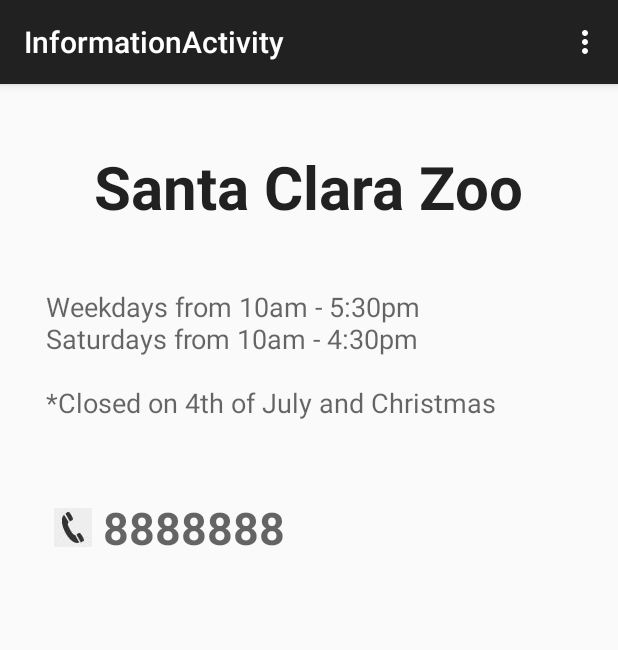
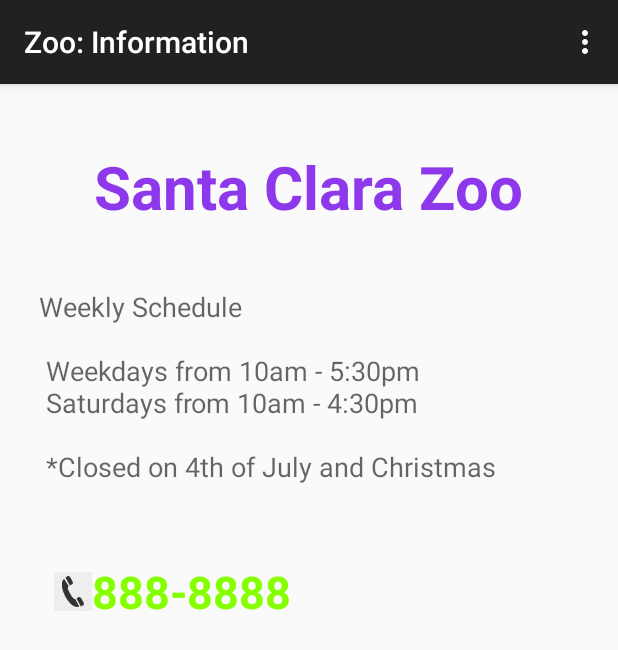
Before and after one commit to ngaini/ZooDirectory, an Android app: the InformationActivity screen opened directly, with no data from a screen before it, on a phone screen of 412 x 824 dp. Shown: the top 650 px of the screen. Run offline under Robolectric (Android 15) with nearby library versions, the phone set to English and light mode, and no system bars.

Commit message:
minor tweaks *language compatibiity option *gave string id

```diff
--- a/app/src/main/AndroidManifest.xml
+++ b/app/src/main/AndroidManifest.xml
@@ -6,7 +6,7 @@
 
     <application
         android:allowBackup="true"
-        android:icon="@drawable/ic_launcher"
+        android:icon="@drawable/zoo_icon"
         android:label="@string/app_name"
         android:theme="@style/AppTheme" >
         <activity
--- a/app/src/main/res/layout/activity_information.xml
+++ b/app/src/main/res/layout/activity_information.xml
@@ -1,6 +1,13 @@
-<LinearLayout xmlns:android="http://schemas.android.com/apk/res/android"
-    xmlns:tools="http://schemas.android.com/tools" android:layout_width="match_parent"
-    android:layout_height="match_parent" android:paddingLeft="@dimen/activity_horizontal_margin"
+<ScrollView
+    xmlns:android="http://schemas.android.com/apk/res/android"
+    xmlns:tools="http://schemas.android.com/tools"
+    android:layout_width="match_parent"
+    android:layout_height="match_parent">
+
+<LinearLayout
+    android:layout_height="match_parent"
+    android:layout_width="match_parent"
+    android:paddingLeft="@dimen/activity_horizontal_margin"
     android:paddingRight="@dimen/activity_horizontal_margin"
     android:paddingTop="@dimen/activity_vertical_margin"
     android:paddingBottom="@dimen/activity_vertical_margin"
@@ -8,7 +15,7 @@
     android:orientation="vertical">
 
     <TextView
-        android:text="Santa Clara Zoo"
+        android:text="@string/zoo_name_string"
         android:layout_width="wrap_content"
         android:layout_height="wrap_content"
         android:textAppearance="?android:attr/textAppearanceLarge"
@@ -17,7 +24,7 @@
         android:layout_gravity="center_horizontal"
         android:padding="15dp"
         android:layout_margin="10dp"
-
+        android:textColor="#ff8d39eb"
         />
 
     <TextView
@@ -25,8 +32,9 @@
         android:layout_height="wrap_content"
         android:layout_marginLeft="10dp"
         android:layout_marginRight="10dp"
-        android:text=" Weekdays from 10am - 5:30pm\n Saturdays from 10am - 4:30pm \n\n *Closed on 4th of July and Christmas "
+        android:text="@string/zoo_schedule_infromation_string"
         android:textAppearance="?android:attr/textAppearanceMedium"
+
         android:paddingTop="15dp"
         android:paddingBottom="15dp"
         />
@@ -34,15 +42,15 @@
         android:layout_width="wrap_content"
         android:layout_height="wrap_content"
         android:layout_margin="20dp"
-        android:text=" 8888888"
+        android:text="@string/zoo_contact_string"
         android:drawableLeft="@drawable/phone"
         android:textAppearance="?android:attr/textAppearanceMedium"
         android:textSize="30dp"
         android:paddingRight="15dp"
         android:paddingTop="15dp"
-       android:clickable="true"
+        android:clickable="true"
         android:textStyle="bold"
-
+        android:textColor="#ff86ff00"
         android:onClick="makeCall"
         android:id="@+id/zoo_phone_text"
 
@@ -52,3 +60,4 @@
 
 
 </LinearLayout>
+</ScrollView>
--- a/app/src/main/res/menu/menu_main.xml
+++ b/app/src/main/res/menu/menu_main.xml
@@ -4,14 +4,14 @@
     <item android:id="@+id/action_settings" android:title="@string/action_settings"
         android:orderInCategory="100" app:showAsAction="never" />
     <item android:id="@+id/zoo_information"
-        android:title="Zoo Information"
+        android:title="@string/zoo_info_menu_string"
         android:orderInCategory="98"
         app:showAsAction="never"
 
         />
     <item
         android:id="@+id/zoo_uninstall"
-        android:title="Uninstall"
+        android:title="@string/zoo_uninstall_menu_string"
         android:orderInCategory="99"
         app:showAsAction="never"/>
 
--- a/app/src/main/res/values/strings.xml
+++ b/app/src/main/res/values/strings.xml
@@ -1,12 +1,16 @@
 <?xml version="1.0" encoding="utf-8"?>
 <resources>
 
-    <string name="app_name">ZooDirectory</string>
+    <string name="app_name">Santa Clara Zoo</string>
     <string name="hello_world">Hello world!</string>
     <string name="action_settings">Settings</string>
-    <string name="title_activity_detail">DetailActivity</string>
+    <string name="title_activity_detail">Santa Clara Zoo</string>
     <string name="phone_icon_text"></string>
-    <string name="title_activity_information">InformationActivity</string>
+    <string name="title_activity_information">Zoo: Information</string>
     <string name="title_activity_base">BaseActivity</string>
-
+    <string name="zoo_name_string">Santa Clara Zoo</string>
+    <string name="zoo_contact_string">888-8888</string>
+    <string name="zoo_info_menu_string">Zoo Information</string>
+    <string name="zoo_uninstall_menu_string">Uninstall</string>
+    <string name="zoo_schedule_infromation_string">Weekly Schedule\n\n Weekdays from 10am - 5:30pm\n Saturdays from 10am - 4:30pm \n\n *Closed on 4th of July and Christmas </string>
 </resources>
```
Also changed, not shown: app/src/main/res/drawable-hdpi/zoo_icon.png (added), 2 other files.
